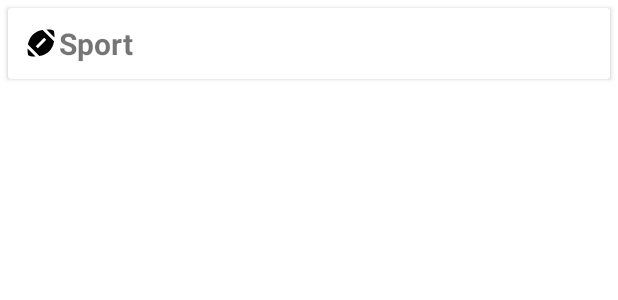
After one commit to nllko/Mobile-application, an Android app: the layout row_layout.xml on its own in the app's theme, with its tools: preview values and no code run, on a phone screen of 412 x 824 dp. The commit adds this screen. Shown: the top 300 px of the screen. Run offline under Robolectric (Android 15) with nearby library versions, the phone set to English and light mode, and no system bars.

Commit message:
added sport services list page

```diff
--- a/app/src/main/java/com/example/mobile_application/LoginActivity.java
+++ b/app/src/main/java/com/example/mobile_application/LoginActivity.java
@@ -33,9 +33,9 @@ public class LoginActivity extends AppCompatActivity {
         super.onCreate(savedInstanceState);
         setContentView(R.layout.activity_login);
 
-        username = (TextView) findViewById(R.id.username);
-        password = (TextView) findViewById(R.id.password);
-        loginButton = (MaterialButton) findViewById(R.id.login_btn);
+        username = findViewById(R.id.username);
+        password = findViewById(R.id.password);
+        loginButton = findViewById(R.id.login_btn);
 
         loginButton.setOnClickListener(view -> {
             String inputUsername = username.getText().toString();
--- a/app/src/main/res/layout/activity_main.xml
+++ b/app/src/main/res/layout/activity_main.xml
@@ -5,4 +5,8 @@
     android:layout_width="match_parent"
     android:layout_height="match_parent"
     tools:context=".MainActivity">
+    <androidx.recyclerview.widget.RecyclerView
+        android:id="@+id/recyclerView"
+        android:layout_width="match_parent"
+        android:layout_height="match_parent"/>
 </RelativeLayout>
--- /dev/null
+++ b/app/src/main/res/layout/row_layout.xml
@@ -0,0 +1,24 @@
+<?xml version="1.0" encoding="utf-8"?>
+<androidx.cardview.widget.CardView xmlns:android="http://schemas.android.com/apk/res/android"
+    android:layout_width="match_parent"
+    android:layout_height="wrap_content"
+    android:id="@+id/card_view"
+    android:layout_margin="5sp">
+
+    <LinearLayout
+        android:layout_width="match_parent"
+        android:layout_height="wrap_content"
+        android:padding="10sp"
+        android:orientation="vertical">
+        <TextView
+            android:id="@+id/name"
+            android:layout_width="wrap_content"
+            android:layout_height="wrap_content"
+            android:textStyle="bold"
+            android:text="Sport"
+            android:textSize="20sp"
+            android:drawableLeft="@drawable/ic_baseline_sports_football_24" />
+
+    </LinearLayout>
+
+</androidx.cardview.widget.CardView>
```
Also changed, not shown: app/src/main/java/com/example/mobile_application/CustomAdapter.java (added, +48 -0 lines), app/src/main/java/com/example/mobile_application/MainActivity.java (+23 -10 lines), app/src/main/java/com/example/mobile_application/model/Sport.java (added, +27 -0 lines).
